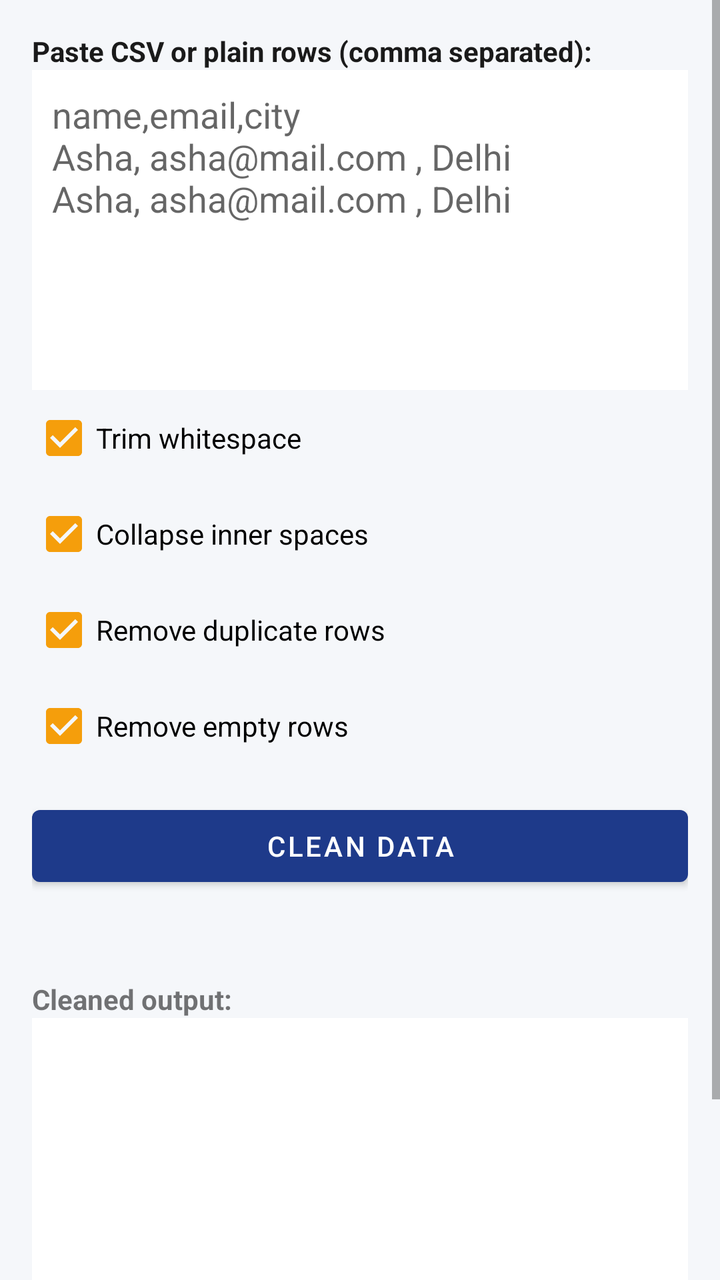
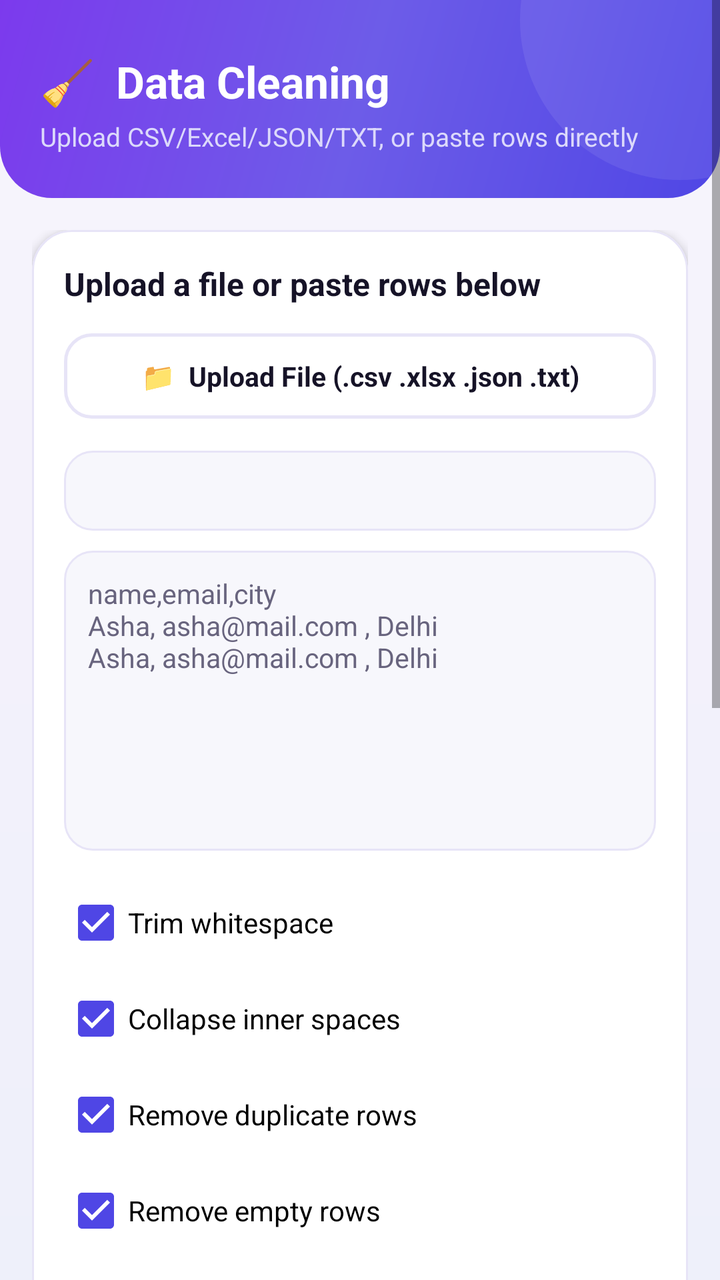

Screens rendered from an Android XML layout before and after an edit, with the pre-edit source and the edit as a unified diff.
<!-- AndroidManifest.xml: application theme Theme.DataToolkit -->
<!-- res/layout/activity_data_cleaning.xml -->
<?xml version="1.0" encoding="utf-8"?>
<ScrollView xmlns:android="http://schemas.android.com/apk/res/android"
    android:layout_width="match_parent"
    android:layout_height="match_parent"
    android:background="@color/background">

    <LinearLayout
        android:layout_width="match_parent"
        android:layout_height="wrap_content"
        android:orientation="vertical"
        android:padding="16dp">

        <TextView
            android:layout_width="wrap_content"
            android:layout_height="wrap_content"
            android:text="Paste CSV or plain rows (comma separated):"
            android:textColor="@color/text_primary"
            android:textStyle="bold" />

        <EditText
            android:id="@+id/etInput"
            android:layout_width="match_parent"
            android:layout_height="160dp"
            android:background="@color/surface"
            android:gravity="top|start"
            android:hint="name,email,city&#10;Asha, asha@mail.com , Delhi&#10;Asha, asha@mail.com , Delhi"
            android:inputType="textMultiLine"
            android:padding="10dp" />

        <CheckBox android:id="@+id/cbTrim" android:layout_width="wrap_content" android:layout_height="wrap_content"
            android:text="Trim whitespace" android:checked="true" />
        <CheckBox android:id="@+id/cbCollapse" android:layout_width="wrap_content" android:layout_height="wrap_content"
            android:text="Collapse inner spaces" android:checked="true" />
        <CheckBox android:id="@+id/cbDedupe" android:layout_width="wrap_content" android:layout_height="wrap_content"
            android:text="Remove duplicate rows" android:checked="true" />
        <CheckBox android:id="@+id/cbEmptyRows" android:layout_width="wrap_content" android:layout_height="wrap_content"
            android:text="Remove empty rows" android:checked="true" />

        <com.google.android.material.button.MaterialButton
            android:id="@+id/btnClean"
            android:layout_width="match_parent"
            android:layout_height="wrap_content"
            android:layout_marginTop="12dp"
            android:text="Clean Data" />

        <TextView
            android:id="@+id/tvReport"
            android:layout_width="match_parent"
            android:layout_height="wrap_content"
            android:layout_marginTop="12dp"
            android:textColor="@color/text_secondary" />

        <TextView
            android:layout_width="wrap_content"
            android:layout_height="wrap_content"
            android:layout_marginTop="12dp"
            android:text="Cleaned output:"
            android:textStyle="bold" />

        <EditText
            android:id="@+id/etOutput"
            android:layout_width="match_parent"
            android:layout_height="160dp"
            android:background="@color/surface"
            android:gravity="top|start"
            android:inputType="textMultiLine"
            android:padding="10dp" />

        <com.google.android.material.button.MaterialButton
            android:id="@+id/btnSave"
            android:layout_width="match_parent"
            android:layout_height="wrap_content"
            android:layout_marginTop="12dp"
            android:text="Save as .csv" />

    </LinearLayout>
</ScrollView>
<!-- resources referenced by this layout -->
<resources>
  <color name="background">#F5F7FA</color>
  <color name="text_primary">#1A1A1A</color>
  <color name="text_secondary">#6B7280</color>
  <style name="Theme.DataToolkit" parent="Theme.MaterialComponents.DayNight.NoActionBar">
          <item name="colorPrimary">@color/primary</item>
          <item name="colorPrimaryDark">@color/primary_dark</item>
          <item name="colorAccent">@color/accent</item>
          <item name="android:windowBackground">@color/background</item>
          <item name="android:statusBarColor">@color/primary_dark</item>
      </style>
  <color name="primary">#1E3A8A</color>
  <color name="primary_dark">#152A63</color>
  <!-- unchanged entries left out for length: 2 -->
</resources>

<!-- the commit's change to res/layout/activity_data_cleaning.xml (unified diff, before → after) -->
@@ -1,77 +1,177 @@
 <?xml version="1.0" encoding="utf-8"?>
 <ScrollView xmlns:android="http://schemas.android.com/apk/res/android"
+    xmlns:app="http://schemas.android.com/apk/res-auto"
     android:layout_width="match_parent"
     android:layout_height="match_parent"
-    android:background="@color/background">
+    android:clipToPadding="false">
 
     <LinearLayout
         android:layout_width="match_parent"
         android:layout_height="wrap_content"
-        android:orientation="vertical"
-        android:padding="16dp">
+        android:orientation="vertical">
 
-        <TextView
-            android:layout_width="wrap_content"
-            android:layout_height="wrap_content"
-            android:text="Paste CSV or plain rows (comma separated):"
-            android:textColor="@color/text_primary"
-            android:textStyle="bold" />
-
-        <EditText
-            android:id="@+id/etInput"
-            android:layout_width="match_parent"
-            android:layout_height="160dp"
-            android:background="@color/surface"
-            android:gravity="top|start"
-            android:hint="name,email,city&#10;Asha, asha@mail.com , Delhi&#10;Asha, asha@mail.com , Delhi"
-            android:inputType="textMultiLine"
-            android:padding="10dp" />
-
-        <CheckBox android:id="@+id/cbTrim" android:layout_width="wrap_content" android:layout_height="wrap_content"
-            android:text="Trim whitespace" android:checked="true" />
-        <CheckBox android:id="@+id/cbCollapse" android:layout_width="wrap_content" android:layout_height="wrap_content"
-            android:text="Collapse inner spaces" android:checked="true" />
-        <CheckBox android:id="@+id/cbDedupe" android:layout_width="wrap_content" android:layout_height="wrap_content"
-            android:text="Remove duplicate rows" android:checked="true" />
-        <CheckBox android:id="@+id/cbEmptyRows" android:layout_width="wrap_content" android:layout_height="wrap_content"
-            android:text="Remove empty rows" android:checked="true" />
-
-        <com.google.android.material.button.MaterialButton
-            android:id="@+id/btnClean"
+        <FrameLayout
             android:layout_width="match_parent"
             android:layout_height="wrap_content"
-            android:layout_marginTop="12dp"
-            android:text="Clean Data" />
+            android:background="@drawable/bg_header_flat"
+            android:paddingStart="20dp" android:paddingEnd="20dp"
+            android:paddingTop="26dp" android:paddingBottom="22dp">
+            <LinearLayout android:layout_width="match_parent" android:layout_height="wrap_content" android:orientation="vertical">
+                <TextView android:layout_width="wrap_content" android:layout_height="wrap_content"
+                    android:text="🧹  Data Cleaning" android:textColor="@color/text_on_primary" android:textSize="22sp" android:textStyle="bold" />
+                <TextView android:layout_width="wrap_content" android:layout_height="wrap_content" android:layout_marginTop="4dp"
+                    android:text="Upload CSV/Excel/JSON/TXT, or paste rows directly" android:textColor="@color/text_on_primary_muted" android:textSize="13sp" />
+            </LinearLayout>
+        </FrameLayout>
 
-        <TextView
-            android:id="@+id/tvReport"
+        <LinearLayout
             android:layout_width="match_parent"
             android:layout_height="wrap_content"
-            android:layout_marginTop="12dp"
-            android:textColor="@color/text_secondary" />
+            android:orientation="vertical"
+            android:padding="16dp">
 
-        <TextView
-            android:layout_width="wrap_content"
-            android:layout_height="wrap_content"
-            android:layout_marginTop="12dp"
-            android:text="Cleaned output:"
-            android:textStyle="bold" />
+            <com.google.android.material.card.MaterialCardView style="@style/Widget.App.Card" android:layout_width="match_parent" android:layout_height="wrap_content" android:layout_marginBottom="14dp">
+                <LinearLayout android:layout_width="match_parent" android:layout_height="wrap_content" android:orientation="vertical">
+                    <TextView
+                        android:layout_width="wrap_content"
+                        android:layout_height="wrap_content"
+                        android:text="Upload a file or paste rows below"
+                        android:textAppearance="@style/TextAppearance.App.SectionTitle" />
 
-        <EditText
-            android:id="@+id/etOutput"
-            android:layout_width="match_parent"
-            android:layout_height="160dp"
-            android:background="@color/surface"
-            android:gravity="top|start"
-            android:inputType="textMultiLine"
-            android:padding="10dp" />
+                    <com.google.android.material.button.MaterialButton
+                        android:id="@+id/btnUploadFile"
+                        style="@style/Widget.App.Button.Compact.Outlined"
+                        android:layout_width="match_parent"
+                        android:layout_height="wrap_content"
+                        android:layout_marginTop="8dp"
+                        android:text="📁  Upload File (.csv .xlsx .json .txt)" />
 
-        <com.google.android.material.button.MaterialButton
-            android:id="@+id/btnSave"
-            android:layout_width="match_parent"
-            android:layout_height="wrap_content"
-            android:layout_marginTop="12dp"
-            android:text="Save as .csv" />
+                    <ProgressBar
+                        android:id="@+id/progressBar"
+                        style="?android:attr/progressBarStyleHorizontal"
+                        android:layout_width="match_parent"
+                        android:layout_height="wrap_content"
+                        android:layout_marginTop="10dp"
+                        android:progressTint="@color/primary"
+                        android:visibility="gone" />
 
+                    <TextView
+                        android:id="@+id/tvColumnsPreview"
+                        android:layout_width="match_parent"
+                        android:layout_height="wrap_content"
+                        android:layout_marginTop="10dp"
+                        android:minHeight="40dp"
+                        android:background="@drawable/bg_input_field"
+                        android:fontFamily="monospace"
+                        android:textSize="11.5sp" />
+
+                    <EditText
+                        android:id="@+id/etInput"
+                        android:layout_width="match_parent"
+                        android:layout_height="150dp"
+                        android:layout_marginTop="10dp"
+                        android:background="@drawable/bg_input_field_focused"
+                        android:gravity="top|start"
+                        android:hint="name,email,city&#10;Asha, asha@mail.com , Delhi&#10;Asha, asha@mail.com , Delhi"
+                        android:textColorHint="@color/text_secondary"
+                        android:textSize="13.5sp"
+                        android:inputType="textMultiLine" />
+
+                    <LinearLayout android:layout_width="match_parent" android:layout_height="wrap_content" android:orientation="vertical" android:layout_marginTop="12dp">
+                        <CheckBox android:id="@+id/cbTrim" android:layout_width="wrap_content" android:layout_height="wrap_content"
+                            android:text="Trim whitespace" android:checked="true" android:buttonTint="@color/primary" />
+                        <CheckBox android:id="@+id/cbCollapse" android:layout_width="wrap_content" android:layout_height="wrap_content"
+                            android:text="Collapse inner spaces" android:checked="true" android:buttonTint="@color/primary" />
+                        <CheckBox android:id="@+id/cbDedupe" android:layout_width="wrap_content" android:layout_height="wrap_content"
+                            android:text="Remove duplicate rows" android:checked="true" android:buttonTint="@color/primary" />
+                        <CheckBox android:id="@+id/cbEmptyRows" android:layout_width="wrap_content" android:layout_height="wrap_content"
+                            android:text="Remove empty rows" android:checked="true" android:buttonTint="@color/primary" />
+                        <CheckBox android:id="@+id/cbUnwantedChars" android:layout_width="wrap_content" android:layout_height="wrap_content"
+                            android:text="Remove unwanted characters" android:checked="false" android:buttonTint="@color/primary" />
+                    </LinearLayout>
+
+                    <com.google.android.material.button.MaterialButton
+                        android:id="@+id/btnClean"
+                        style="@style/Widget.App.Button.Primary"
+                        android:layout_width="match_parent"
+                        android:layout_height="wrap_content"
+                        android:layout_marginTop="14dp"
+                        android:text="✨ Clean Data" />
+                </LinearLayout>
+            </com.google.android.material.card.MaterialCardView>
+
+            <TextView
+                android:id="@+id/tvReport"
+                android:layout_width="match_parent"
+                android:layout_height="wrap_content"
+                android:layout_marginBottom="14dp"
+                android:textColor="@color/text_secondary"
+                android:textSize="12.5sp"
+                android:lineSpacingExtra="3dp" />
+
+            <com.google.android.material.card.MaterialCardView style="@style/Widget.App.Card" android:layout_width="match_parent" android:layout_height="wrap_content">
+                <LinearLayout android:layout_width="match_parent" android:layout_height="wrap_content" android:orientation="vertical">
+                    <TextView
+                        android:layout_width="wrap_content"
+                        android:layout_height="wrap_content"
+                        android:text="Cleaned output"
+                        android:textAppearance="@style/TextAppearance.App.SectionTitle" />
+
+                    <EditText
+                        android:id="@+id/etOutput"
+                        android:layout_width="match_parent"
+                        android:layout_height="150dp"
+                        android:layout_marginTop="10dp"
+                        android:background="@drawable/bg_input_field_focused"
+                        android:fontFamily="monospace"
+                        android:gravity="top|start"
+                        android:textSize="12.5sp"
+                        android:inputType="textMultiLine" />
+
+                    <TextView
+                        android:layout_width="wrap_content"
+                        android:layout_height="wrap_content"
+                        android:layout_marginTop="14dp"
+                        android:text="Export as"
+                        android:textAppearance="@style/TextAppearance.App.SectionTitle" />
+
+                    <LinearLayout
+                        android:layout_width="match_parent"
+                        android:layout_height="wrap_content"
+                        android:layout_marginTop="8dp"
+                        android:orientation="horizontal">
+
+                        <com.google.android.material.button.MaterialButton
+                            android:id="@+id/btnExportCsv"
+                            style="@style/Widget.App.Button.Compact.Outlined"
+                            android:layout_width="0dp" android:layout_height="wrap_content" android:layout_weight="1"
+                            android:layout_marginEnd="4dp" android:enabled="false"
+                            android:text="CSV" />
+
+                        <com.google.android.material.button.MaterialButton
+                            android:id="@+id/btnExportXlsx"
+                            style="@style/Widget.App.Button.Compact.Outlined"
+                            android:layout_width="0dp" android:layout_height="wrap_content" android:layout_weight="1"
+                            android:layout_marginStart="4dp" android:layout_marginEnd="4dp" android:enabled="false"
+                            android:text="XLSX" />
+
+                        <com.google.android.material.button.MaterialButton
+                            android:id="@+id/btnExportJson"
+                            style="@style/Widget.App.Button.Compact.Outlined"
+                            android:layout_width="0dp" android:layout_height="wrap_content" android:layout_weight="1"
+                            android:layout_marginStart="4dp" android:layout_marginEnd="4dp" android:enabled="false"
+                            android:text="JSON" />
+
+                        <com.google.android.material.button.MaterialButton
+                            android:id="@+id/btnExportTxt"
+                            style="@style/Widget.App.Button.Compact.Outlined"
+                            android:layout_width="0dp" android:layout_height="wrap_content" android:layout_weight="1"
+                            android:layout_marginStart="4dp" android:enabled="false"
+                            android:text="TXT" />
+                    </LinearLayout>
+                </LinearLayout>
+            </com.google.android.material.card.MaterialCardView>
+
+        </LinearLayout>
     </LinearLayout>
 </ScrollView>
<!-- resource entries referenced after the edit -->
@@ -1,17 +1,142 @@
 <!-- resources referenced by this layout -->
 <resources>
-  <color name="background">#F5F7FA</color>
-  <color name="text_primary">#1A1A1A</color>
-  <color name="text_secondary">#6B7280</color>
+  <color name="background">#F3F1FB</color>
+  <color name="text_primary">#161327</color>
+  <style name="Widget.App.Button.Outlined" parent="Widget.MaterialComponents.Button.OutlinedButton">
+          <item name="strokeColor">@color/stroke</item>
+          <item name="strokeWidth">1.5dp</item>
+          <item name="cornerRadius">16dp</item>
+          <item name="android:textColor">@color/text_primary</item>
+          <item name="android:textAllCaps">false</item>
+          <item name="android:textStyle">bold</item>
+          <item name="android:textSize">15sp</item>
+          <item name="android:paddingTop">14dp</item>
+          <item name="android:paddingBottom">14dp</item>
+          <item name="rippleColor">@color/icon_chip_bg</item>
+          <item name="android:paddingStart">18dp</item>
+          <item name="android:paddingEnd">18dp</item>
+      </style>
+  <color name="ripple_on_primary">#33FFFFFF</color>
+  <color name="icon_chip_bg">#EDE9FE</color>
+  <color name="text_secondary">#68647E</color>
+  <!-- drawable bg_header_flat (drawable) -->
+  <?xml version="1.0" encoding="utf-8"?>
+  <layer-list xmlns:android="http://schemas.android.com/apk/res/android">
+      <item>
+          <shape android:shape="rectangle">
+              <corners android:bottomLeftRadius="26dp" android:bottomRightRadius="26dp" />
+              <gradient
+                  android:type="linear"
+                  android:angle="135"
+                  android:startColor="@color/gradient_start"
+                  android:centerColor="@color/gradient_mid"
+                  android:endColor="@color/gradient_end" />
+          </shape>
+      </item>
+      <item android:gravity="top|end" android:width="160dp" android:height="160dp" android:top="-70dp" android:end="-60dp">
+          <shape android:shape="oval">
+              <solid android:color="#14FFFFFF" />
+          </shape>
+      </item>
+  </layer-list>
+  <!-- drawable bg_input_field (drawable) -->
+  <?xml version="1.0" encoding="utf-8"?>
+  <shape xmlns:android="http://schemas.android.com/apk/res/android" android:shape="rectangle">
+      <solid android:color="@color/surface_muted" />
+      <stroke android:width="1dp" android:color="@color/stroke" />
+      <corners android:radius="14dp" />
+      <padding android:left="12dp" android:top="12dp" android:right="12dp" android:bottom="12dp" />
+  </shape>
+  <!-- drawable bg_input_field_focused (drawable) -->
+  <?xml version="1.0" encoding="utf-8"?>
+  <selector xmlns:android="http://schemas.android.com/apk/res/android">
+      <item android:state_focused="true">
+          <shape android:shape="rectangle">
+              <solid android:color="@color/surface" />
+              <stroke android:width="1.5dp" android:color="@color/primary" />
+              <corners android:radius="14dp" />
+              <padding android:left="12dp" android:top="12dp" android:right="12dp" android:bottom="12dp" />
+          </shape>
+      </item>
+      <item>
+          <shape android:shape="rectangle">
+              <solid android:color="@color/surface_muted" />
+              <stroke android:width="1dp" android:color="@color/stroke" />
+              <corners android:radius="14dp" />
+              <padding android:left="12dp" android:top="12dp" android:right="12dp" android:bottom="12dp" />
+          </shape>
+      </item>
+  </selector>
+  <style name="TextAppearance.App.SectionTitle">
+          <item name="android:textColor">@color/text_primary</item>
+          <item name="android:textStyle">bold</item>
+          <item name="android:textSize">16sp</item>
+      </style>
+  <style name="Widget.App.Button.Compact.Outlined" parent="Widget.App.Button.Outlined">
+          <item name="android:textSize">13.5sp</item>
+          <item name="android:paddingTop">12dp</item>
+          <item name="android:paddingBottom">12dp</item>
+          <item name="cornerRadius">14dp</item>
+      </style>
+  <style name="Widget.App.Button.Primary" parent="Widget.MaterialComponents.Button">
+          <item name="backgroundTint">@color/primary</item>
+          <item name="cornerRadius">16dp</item>
+          <item name="android:textAllCaps">false</item>
+          <item name="android:textStyle">bold</item>
+          <item name="android:textSize">15sp</item>
+          <item name="android:letterSpacing">0</item>
+          <item name="android:paddingTop">14dp</item>
+          <item name="android:paddingBottom">14dp</item>
+          <item name="rippleColor">@color/ripple_on_primary</item>
+          <item name="elevation">2dp</item>
+      </style>
+  <style name="Widget.App.Card" parent="Widget.MaterialComponents.CardView">
+          <item name="cardCornerRadius">20dp</item>
+          <item name="cardElevation">3dp</item>
+          <item name="cardBackgroundColor">@color/surface</item>
+          <item name="strokeColor">@color/stroke</item>
+          <item name="strokeWidth">1dp</item>
+          <item name="contentPadding">16dp</item>
+          <item name="rippleColor">@color/icon_chip_bg</item>
+      </style>
   <style name="Theme.DataToolkit" parent="Theme.MaterialComponents.DayNight.NoActionBar">
           <item name="colorPrimary">@color/primary</item>
           <item name="colorPrimaryDark">@color/primary_dark</item>
+          <item name="colorPrimaryVariant">@color/secondary</item>
           <item name="colorAccent">@color/accent</item>
-          <item name="android:windowBackground">@color/background</item>
-          <item name="android:statusBarColor">@color/primary_dark</item>
+          <item name="colorSecondary">@color/secondary</item>
+          <item name="colorOnPrimary">@color/text_on_primary</item>
+          <item name="android:windowBackground">@drawable/bg_app_gradient</item>
+          <item name="android:statusBarColor">@color/gradient_start</item>
+          <item name="android:navigationBarColor">@color/background</item>
+          <item name="android:windowLightStatusBar" tools:targetApi="23">false</item>
+          <item name="materialButtonStyle">@style/Widget.App.Button.Primary</item>
+          <item name="android:fontFamily">sans-serif</item>
       </style>
-  <color name="primary">#1E3A8A</color>
-  <color name="primary_dark">#152A63</color>
+  <color name="gradient_start">#4F46E5</color>
+  <color name="gradient_mid">#6D5CE8</color>
+  <color name="gradient_end">#7C3AED</color>
+  <color name="surface_muted">#F7F7FC</color>
+  <color name="stroke">#E7E4F7</color>
+  <color name="primary">#4F46E5</color>
+  <color name="text_on_primary">#FFFFFF</color>
+  <color name="text_on_primary_muted">#DCD9FB</color>
+  <color name="primary_dark">#3730A3</color>
+  <color name="secondary">#7C3AED</color>
+  <!-- drawable bg_app_gradient (drawable) -->
+  <?xml version="1.0" encoding="utf-8"?>
+  <layer-list xmlns:android="http://schemas.android.com/apk/res/android">
+      <item>
+          <shape android:shape="rectangle">
+              <gradient
+                  android:type="linear"
+                  android:angle="90"
+                  android:startColor="#EEF0FA"
+                  android:centerColor="#F3F1FB"
+                  android:endColor="#F7F5FC" />
+          </shape>
+      </item>
+  </layer-list>
   <!-- unchanged entries left out for length: 2 -->
 </resources>
 
